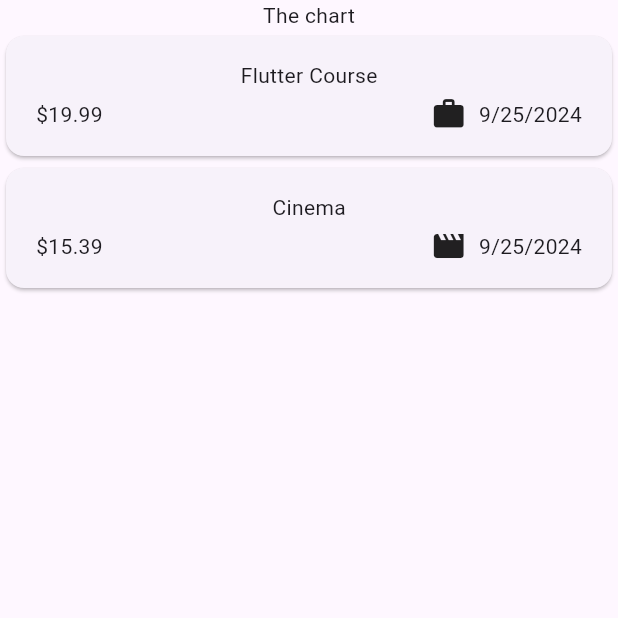
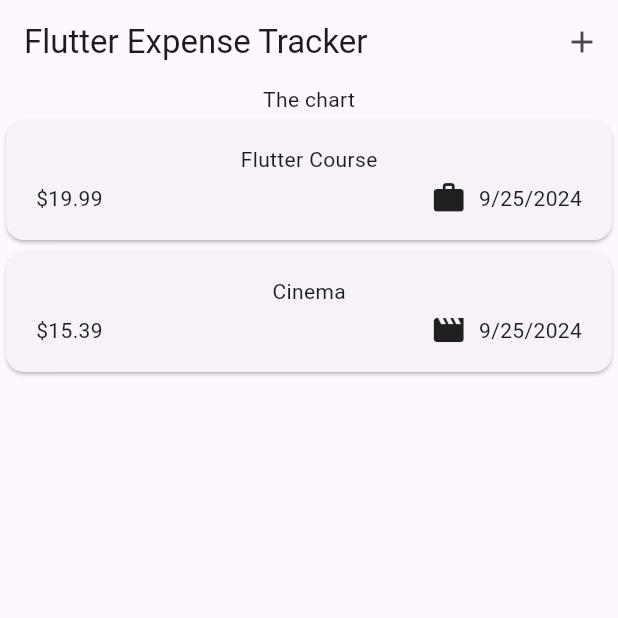
Before and after one commit to wendyccccc/expense_tracker, a Flutter app: the screen it shows after launch, on a phone screen of 412 x 824 dp, the top half of it. Run offline on Flutter 3.47's test engine with Material 3 defaults, Android fonts, the phone set to English and light mode, and no system bars.

Commit message:
106. AppBar

```diff
--- a/lib/main.dart
+++ b/lib/main.dart
@@ -4,8 +4,9 @@ import 'package:expense_tracker/widgets/expenses.dart';
 
 void main() {
   runApp(
-    const MaterialApp(
-      home: Expenses(),
+    MaterialApp(
+      theme: ThemeData(useMaterial3: true),
+      home: const Expenses(),
     ),
   );
 }
--- a/lib/widgets/expenses.dart
+++ b/lib/widgets/expenses.dart
@@ -30,6 +30,15 @@ class _ExpensesState extends State<Expenses> {
   @override
   Widget build(BuildContext context) {
     return Scaffold(
+      appBar: AppBar(
+        title: const Text('Flutter Expense Tracker'),
+        actions: [
+          IconButton(
+            onPressed: () {},
+            icon: const Icon(Icons.add),
+          ),
+        ],
+      ),
       body: Column(
         children: [
           const Text('The chart'),
```
